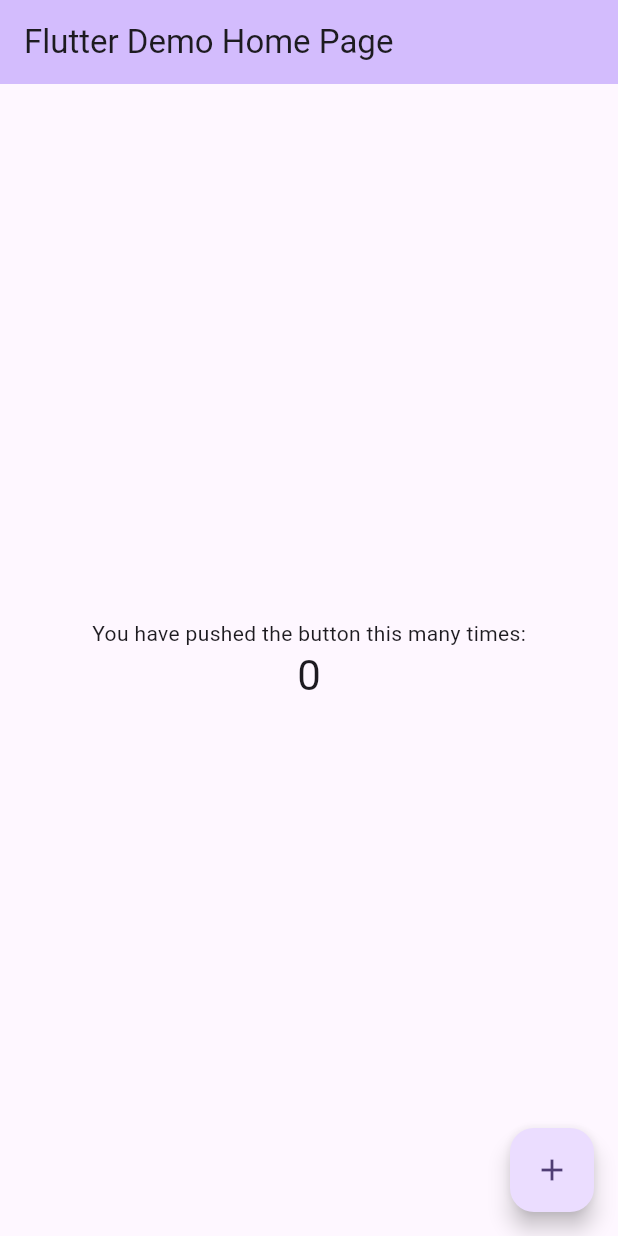
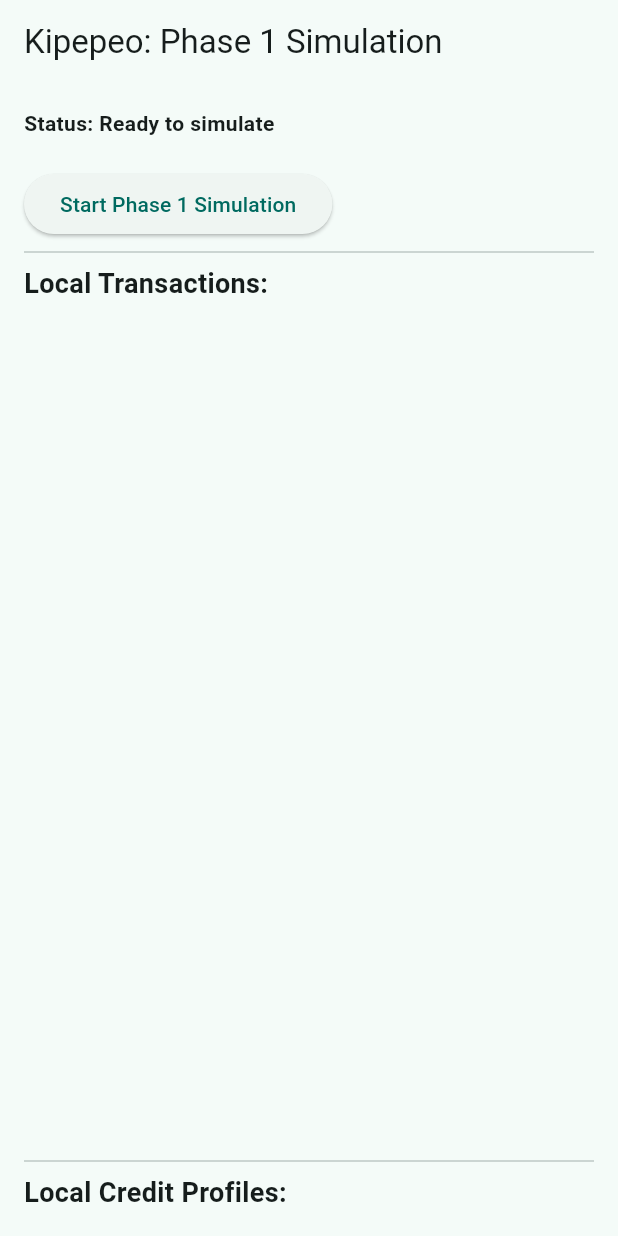
Before and after one commit to Thee-Unruly/Kipepeo, a Flutter app: the screen it shows after launch, on a phone screen of 412 x 824 dp. Run offline on Flutter 3.47's test engine with Material 3 defaults, Android fonts, the phone set to English and light mode, and no system bars; our stand-ins replace permission_handler, sqflite; missing offline and left inert: flutter_sms_inbox; accounts and stored records are empty.

Commit message:
simulate phase 1

```diff
--- a/lib/main.dart
+++ b/lib/main.dart
@@ -1,122 +1,121 @@
 import 'package:flutter/material.dart';
+import 'core/services/sms_service.dart';
+import 'core/services/database_service.dart';
+import 'core/services/vector_search_service.dart';
+import 'core/models/transaction.dart';
+import 'core/models/credit_profile.dart';
 
-void main() {
-  runApp(const MyApp());
+void main() async {
+  WidgetsFlutterBinding.ensureInitialized();
+  runApp(const KipepeoApp());
 }
 
-class MyApp extends StatelessWidget {
-  const MyApp({super.key});
+class KipepeoApp extends StatelessWidget {
+  const KipepeoApp({super.key});
 
-  // This widget is the root of your application.
   @override
   Widget build(BuildContext context) {
     return MaterialApp(
-      title: 'Flutter Demo',
+      title: 'Kipepeo Engine',
       theme: ThemeData(
-        // This is the theme of your application.
-        //
-        // TRY THIS: Try running your application with "flutter run". You'll see
-        // the application has a purple toolbar. Then, without quitting the app,
-        // try changing the seedColor in the colorScheme below to Colors.green
-        // and then invoke "hot reload" (save your changes or press the "hot
-        // reload" button in a Flutter-supported IDE, or press "r" if you used
-        // the command line to start the app).
-        //
-        // Notice that the counter didn't reset back to zero; the application
-        // state is not lost during the reload. To reset the state, use hot
-        // restart instead.
-        //
-        // This works for code too, not just values: Most code changes can be
-        // tested with just a hot reload.
-        colorScheme: ColorScheme.fromSeed(seedColor: Colors.deepPurple),
+        colorScheme: ColorScheme.fromSeed(seedColor: Colors.teal),
+        useMaterial3: true,
       ),
-      home: const MyHomePage(title: 'Flutter Demo Home Page'),
+      home: const SimulationDashboard(),
     );
   }
 }
 
-class MyHomePage extends StatefulWidget {
-  const MyHomePage({super.key, required this.title});
-
-  // This widget is the home page of your application. It is stateful, meaning
-  // that it has a State object (defined below) that contains fields that affect
-  // how it looks.
-
-  // This class is the configuration for the state. It holds the values (in this
-  // case the title) provided by the parent (in this case the App widget) and
-  // used by the build method of the State. Fields in a Widget subclass are
-  // always marked "final".
-
-  final String title;
+class SimulationDashboard extends StatefulWidget {
+  const SimulationDashboard({super.key});
 
   @override
-  State<MyHomePage> createState() => _MyHomePageState();
+  State<SimulationDashboard> createState() => _SimulationDashboardState();
 }
 
-class _MyHomePageState extends State<MyHomePage> {
-  int _counter = 0;
+class _SimulationDashboardState extends State<SimulationDashboard> {
+  final SmsService _smsService = SmsService();
+  final DatabaseService _dbService = DatabaseService();
+  final VectorSearchService _vectorSearch = VectorSearchService();
 
-  void _incrementCounter() {
+  List<MobileTransaction> _transactions = [];
+  List<CreditProfile> _profiles = [];
+  String _status = 'Ready to simulate';
+
+  Future<void> _runSimulation() async {
+    setState(() => _status = 'Simulating Phase 1...');
+
+    // 1. Get Mock Transactions
+    final mocks = _smsService.getMockTransactions();
+
+    // 2. Save to DB
+    for (var tx in mocks) {
+      await _dbService.insertTransaction(tx);
+    }
+
+    // 3. Create a Mock Credit Profile for "Mama Mboga"
+    final mockProfile = CreditProfile(
+      id: 'hash_mama_mboga',
+      riskScore: 0.85,
+      lastUpdated: DateTime.now(),
+      avgMonthlyInflow: 50000.0,
+      avgMonthlyOutflow: 30000.0,
+      repaymentRate: 0.98,
+      transactionCount: 150,
+      embedding: [0.1, 0.5, -0.2, 0.9, 0.4], // Mock 5D embedding
+    );
+    await _dbService.saveProfile(mockProfile);
+
+    // 4. Refresh Data
+    final savedTxs = await _dbService.getTransactions();
+    final savedProfiles = await _dbService.getAllProfiles();
+
     setState(() {
-      // This call to setState tells the Flutter framework that something has
-      // changed in this State, which causes it to rerun the build method below
-      // so that the display can reflect the updated values. If we changed
-      // _counter without calling setState(), then the build method would not be
-      // called again, and so nothing would appear to happen.
-      _counter++;
+      _transactions = savedTxs;
+      _profiles = savedProfiles;
+      _status = 'Simulation Complete!';
     });
   }
 
   @override
   Widget build(BuildContext context) {
-    // This method is rerun every time setState is called, for instance as done
-    // by the _incrementCounter method above.
-    //
-    // The Flutter framework has been optimized to make rerunning build methods
-    // fast, so that you can just rebuild anything that needs updating rather
-    // than having to individually change instances of widgets.
     return Scaffold(
-      appBar: AppBar(
-        // TRY THIS: Try changing the color here to a specific color (to
-        // Colors.amber, perhaps?) and trigger a hot reload to see the AppBar
-        // change color while the other colors stay the same.
-        backgroundColor: Theme.of(context).colorScheme.inversePrimary,
-        // Here we take the value from the MyHomePage object that was created by
-        // the App.build method, and use it to set our appbar title.
-        title: Text(widget.title),
-      ),
-      body: Center(
-        // Center is a layout widget. It takes a single child and positions it
-        // in the middle of the parent.
+      appBar: AppBar(title: const Text('Kipepeo: Phase 1 Simulation')),
+      body: Padding(
+        padding: const EdgeInsets.all(16.0),
         child: Column(
-          // Column is also a layout widget. It takes a list of children and
-          // arranges them vertically. By default, it sizes itself to fit its
-          // children horizontally, and tries to be as tall as its parent.
-          //
-          // Column has various properties to control how it sizes itself and
-          // how it positions its children. Here we use mainAxisAlignment to
-          // center the children vertically; the main axis here is the vertical
-          // axis because Columns are vertical (the cross axis would be
-          // horizontal).
-          //
-          // TRY THIS: Invoke "debug painting" (choose the "Toggle Debug Paint"
-          // action in the IDE, or press "p" in the console), to see the
-          // wireframe for each widget.
-          mainAxisAlignment: MainAxisAlignment.center,
-          children: <Widget>[
-            const Text('You have pushed the button this many times:'),
-            Text(
-              '$_counter',
-              style: Theme.of(context).textTheme.headlineMedium,
+          crossAxisAlignment: CrossAxisAlignment.start,
+          children: [
+            Text('Status: $_status', style: const TextStyle(fontWeight: FontWeight.bold)),
+            const SizedBox(height: 20),
+            ElevatedButton(
+              onPressed: _runSimulation,
+              child: const Text('Start Phase 1 Simulation'),
             ),
+            const Divider(),
+            const Text('Local Transactions:', style: TextStyle(fontSize: 18, fontWeight: FontWeight.bold)),
+            Expanded(
+              child: ListView.builder(
+                itemCount: _transactions.length,
+                itemBuilder: (context, index) {
+                  final tx = _transactions[index];
+                  return ListTile(
+                    title: Text('${tx.type}: Ksh ${tx.amount}'),
+                    subtitle: Text('Ref: ${tx.reference}'),
+                  );
+                },
+              ),
+            ),
+            const Divider(),
+            const Text('Local Credit Profiles:', style: TextStyle(fontSize: 18, fontWeight: FontWeight.bold)),
+            ..._profiles.map((p) => ListTile(
+              title: Text('Risk Score: ${p.riskScore}'),
+              subtitle: Text('Inflow: Ksh ${p.avgMonthlyInflow}'),
+              trailing: const Icon(Icons.verified_user, color: Colors.green),
+            )),
           ],
         ),
       ),
-      floatingActionButton: FloatingActionButton(
-        onPressed: _incrementCounter,
-        tooltip: 'Increment',
-        child: const Icon(Icons.add),
-      ), // This trailing comma makes auto-formatting nicer for build methods.
     );
   }
 }
```
Also changed, not shown: lib/core/services/sms_service.dart (+11 -3 lines), pubspec.lock, 4 other files.
